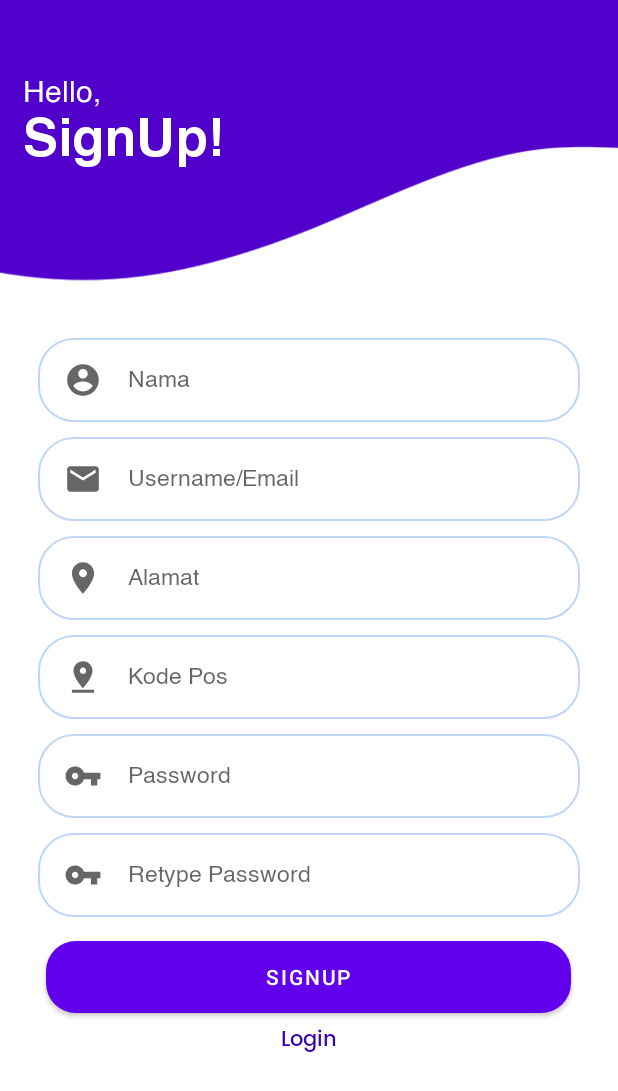
After one commit to mrdyman/smartLocker, an Android app: the RegistrationActivity screen opened directly, with no data from a screen before it, on a phone screen of 412 x 824 dp. The commit adds this screen. Shown: the top 1091 px of the screen. Run offline under Robolectric (Android 15) with nearby library versions, the light colour scheme and no system bars.

Commit message:
add new fonts, login and registration layout

```diff
--- a/app/src/main/AndroidManifest.xml
+++ b/app/src/main/AndroidManifest.xml
@@ -9,6 +9,8 @@
         android:roundIcon="@mipmap/ic_launcher_round"
         android:supportsRtl="true"
         android:theme="@style/Theme.SmartLocker">
+        <activity android:name=".RegistrationActivity"></activity>
+        <activity android:name=".LoginActivity" />
         <activity android:name=".MainActivity">
             <intent-filter>
                 <action android:name="android.intent.action.MAIN" />
--- /dev/null
+++ b/app/src/main/java/com/macca/smartlocker/RegistrationActivity.kt
@@ -0,0 +1,11 @@
+package com.macca.smartlocker
+
+import androidx.appcompat.app.AppCompatActivity
+import android.os.Bundle
+
+class RegistrationActivity : AppCompatActivity() {
+    override fun onCreate(savedInstanceState: Bundle?) {
+        super.onCreate(savedInstanceState)
+        setContentView(R.layout.activity_registration)
+    }
+}
--- /dev/null
+++ b/app/src/main/res/drawable/blue_border_rounded_cornwe.xml
@@ -0,0 +1,6 @@
+<?xml version="1.0" encoding="utf-8"?>
+<shape xmlns:android="http://schemas.android.com/apk/res/android" android:shape="rectangle">
+<solid android:color="#FFFFFF"/>
+<stroke android:color="#c0d6f7" android:width="1.3dp"/>
+<corners android:radius="23dp"/>
+</shape>
--- /dev/null
+++ b/app/src/main/res/drawable/cursor_color.xml
@@ -0,0 +1,5 @@
+<?xml version="1.0" encoding="utf-8"?>
+<shape xmlns:android="http://schemas.android.com/apk/res/android" >
+    <size android:width="2dp" />
+    <solid android:color="#1ea5ff"  />
+</shape>
--- /dev/null
+++ b/app/src/main/res/drawable/ic_email.xml
@@ -0,0 +1,10 @@
+<vector xmlns:android="http://schemas.android.com/apk/res/android"
+    android:width="24dp"
+    android:height="24dp"
+    android:viewportWidth="24"
+    android:viewportHeight="24"
+    android:tint="?attr/colorControlNormal">
+  <path
+      android:fillColor="@android:color/white"
+      android:pathData="M20,4L4,4c-1.1,0 -1.99,0.9 -1.99,2L2,18c0,1.1 0.9,2 2,2h16c1.1,0 2,-0.9 2,-2L22,6c0,-1.1 -0.9,-2 -2,-2zM20,8l-8,5 -8,-5L4,6l8,5 8,-5v2z"/>
+</vector>
--- /dev/null
+++ b/app/src/main/res/drawable/ic_key.xml
@@ -0,0 +1,10 @@
+<vector xmlns:android="http://schemas.android.com/apk/res/android"
+    android:width="24dp"
+    android:height="24dp"
+    android:viewportWidth="24"
+    android:viewportHeight="24"
+    android:tint="?attr/colorControlNormal">
+  <path
+      android:fillColor="@android:color/white"
+      android:pathData="M12.65,10C11.83,7.67 9.61,6 7,6c-3.31,0 -6,2.69 -6,6s2.69,6 6,6c2.61,0 4.83,-1.67 5.65,-4H17v4h4v-4h2v-4H12.65zM7,14c-1.1,0 -2,-0.9 -2,-2s0.9,-2 2,-2 2,0.9 2,2 -0.9,2 -2,2z"/>
+</vector>
--- /dev/null
+++ b/app/src/main/res/drawable/ic_pin_drop.xml
@@ -0,0 +1,10 @@
+<vector xmlns:android="http://schemas.android.com/apk/res/android"
+    android:width="24dp"
+    android:height="24dp"
+    android:viewportWidth="24"
+    android:viewportHeight="24"
+    android:tint="?attr/colorControlNormal">
+  <path
+      android:fillColor="@android:color/white"
+      android:pathData="M18,8c0,-3.31 -2.69,-6 -6,-6S6,4.69 6,8c0,4.5 6,11 6,11s6,-6.5 6,-11zM10,8c0,-1.1 0.9,-2 2,-2s2,0.9 2,2 -0.89,2 -2,2c-1.1,0 -2,-0.9 -2,-2zM5,20v2h14v-2L5,20z"/>
+</vector>
--- a/app/src/main/res/layout/activity_main.xml
+++ b/app/src/main/res/layout/activity_main.xml
@@ -12,6 +12,7 @@
         android:layout_height="wrap_content"
         android:layout_alignParentBottom="true"
         android:background="@color/white"
+        app:labelVisibilityMode="labeled"
         app:menu="@menu/bottom_navigation_menu" />
 
     <LinearLayout
--- /dev/null
+++ b/app/src/main/res/layout/activity_registration.xml
@@ -0,0 +1,286 @@
+<?xml version="1.0" encoding="utf-8"?>
+<LinearLayout
+    xmlns:android="http://schemas.android.com/apk/res/android"
+    xmlns:app="http://schemas.android.com/apk/res-auto"
+    xmlns:tools="http://schemas.android.com/tools"
+    android:layout_width="match_parent"
+    android:layout_height="match_parent"
+    tools:context=".RegistrationActivity"
+    android:orientation="vertical">
+
+
+    <RelativeLayout
+        android:layout_width="match_parent"
+        android:layout_height="wrap_content">
+
+        <ImageView
+            android:layout_width="match_parent"
+            android:layout_height="200dp"
+            android:scaleType="centerCrop"
+            android:src="@drawable/wave" />
+
+        <TextView
+            android:id="@+id/tv_welcome"
+            android:layout_width="wrap_content"
+            android:layout_height="wrap_content"
+            android:layout_marginStart="15dp"
+            android:layout_marginTop="45dp"
+            android:fontFamily="@font/helvetica"
+            android:text="Hello,"
+            android:textColor="@color/white"
+            android:textSize="20sp" />
+
+        <TextView
+            android:id="@+id/tv_login"
+            android:layout_width="wrap_content"
+            android:layout_height="wrap_content"
+            android:layout_below="@+id/tv_welcome"
+            android:layout_marginStart="15dp"
+            android:layout_marginTop="-15dp"
+            android:fontFamily="@font/helveticabold"
+            android:text="SignUp!"
+            android:textColor="@color/white"
+            android:textSize="35sp" />
+
+    </RelativeLayout>
+
+    <RelativeLayout
+        android:layout_width="match_parent"
+        android:layout_height="wrap_content"
+        android:layout_marginStart="25dp"
+        android:layout_marginTop="25dp"
+        android:layout_marginEnd="25dp"
+        android:background="@drawable/blue_border_rounded_cornwe">
+
+
+        <EditText
+            android:id="@+id/et_nama"
+            android:layout_width="match_parent"
+            android:layout_height="wrap_content"
+            android:layout_toEndOf="@+id/ic_nama"
+            android:background="#00FFFFFF"
+            android:fontFamily="@font/helvetica"
+            android:hint="Nama"
+            android:inputType="text"
+            android:maxLength="25"
+            android:maxLines="1"
+            android:paddingStart="17dp"
+            android:paddingTop="15dp"
+            android:paddingBottom="15dp"
+            android:textCursorDrawable="@drawable/cursor_color"
+            android:textSize="15sp" />
+
+        <ImageView
+            android:id="@+id/ic_nama"
+            android:layout_width="25dp"
+            android:layout_height="25dp"
+            android:layout_centerVertical="true"
+            android:layout_marginStart="17dp"
+            android:src="@drawable/ic_user" />
+
+    </RelativeLayout>
+
+    <RelativeLayout
+        android:layout_width="match_parent"
+        android:layout_height="wrap_content"
+        android:layout_marginStart="25dp"
+        android:layout_marginTop="10dp"
+        android:layout_marginEnd="25dp"
+        android:background="@drawable/blue_border_rounded_cornwe">
+
+
+        <EditText
+            android:id="@+id/et_email"
+            android:layout_width="match_parent"
+            android:layout_height="wrap_content"
+            android:layout_toEndOf="@+id/ic_email"
+            android:background="#00FFFFFF"
+            android:fontFamily="@font/helvetica"
+            android:hint="Username/Email"
+            android:inputType="textEmailAddress"
+            android:maxLength="25"
+            android:maxLines="1"
+            android:paddingStart="17dp"
+            android:paddingTop="15dp"
+            android:paddingBottom="15dp"
+            android:textCursorDrawable="@drawable/cursor_color"
+            android:textSize="15sp" />
+
+        <ImageView
+            android:id="@+id/ic_email"
+            android:layout_width="25dp"
+            android:layout_height="25dp"
+            android:layout_centerVertical="true"
+            android:layout_marginStart="17dp"
+            android:src="@drawable/ic_email" />
+
+    </RelativeLayout>
+
+    <RelativeLayout
+        android:layout_width="match_parent"
+        android:layout_height="wrap_content"
+        android:layout_marginStart="25dp"
+        android:layout_marginTop="10dp"
+        android:layout_marginEnd="25dp"
+        android:background="@drawable/blue_border_rounded_cornwe">
+
+
+        <EditText
+            android:id="@+id/et_alamat"
+            android:layout_width="match_parent"
+            android:layout_height="wrap_content"
+            android:layout_toEndOf="@+id/ic_alamat"
+            android:background="#00FFFFFF"
+            android:fontFamily="@font/helvetica"
+            android:hint="Alamat"
+            android:inputType="text"
+            android:maxLength="25"
+            android:maxLines="1"
+            android:paddingStart="17dp"
+            android:paddingTop="15dp"
+            android:paddingBottom="15dp"
+            android:textCursorDrawable="@drawable/cursor_color"
+            android:textSize="15sp" />
+
+        <ImageView
+            android:id="@+id/ic_alamat"
+            android:layout_width="25dp"
+            android:layout_height="25dp"
+            android:layout_centerVertical="true"
+            android:layout_marginStart="17dp"
+            android:src="@drawable/ic_location" />
+
+    </RelativeLayout>
+
+    <RelativeLayout
+        android:layout_width="match_parent"
+        android:layout_height="wrap_content"
+        android:layout_marginStart="25dp"
+        android:layout_marginTop="10dp"
+        android:layout_marginEnd="25dp"
+        android:background="@drawable/blue_border_rounded_cornwe">
+
+
+        <EditText
+            android:id="@+id/et_kode_pos"
+            android:layout_width="match_parent"
+            android:layout_height="wrap_content"
+            android:layout_toEndOf="@+id/ic_kode_pos"
+            android:background="#00FFFFFF"
+            android:fontFamily="@font/helvetica"
+            android:hint="Kode Pos"
+            android:inputType="number"
+            android:maxLength="25"
+            android:maxLines="1"
+            android:paddingStart="17dp"
+            android:paddingTop="15dp"
+            android:paddingBottom="15dp"
+            android:textCursorDrawable="@drawable/cursor_color"
+            android:textSize="15sp" />
+
+        <ImageView
+            android:id="@+id/ic_kode_pos"
+            android:layout_width="25dp"
+            android:layout_height="25dp"
+            android:layout_centerVertical="true"
+            android:layout_marginStart="17dp"
+            android:src="@drawable/ic_pin_drop" />
+
+    </RelativeLayout>
+
+    <RelativeLayout
+        android:layout_width="match_parent"
+        android:layout_height="wrap_content"
+        android:layout_marginStart="25dp"
+        android:layout_marginTop="10dp"
+        android:layout_marginEnd="25dp"
+        android:background="@drawable/blue_border_rounded_cornwe">
+
+
+        <EditText
+            android:id="@+id/et_pass"
+            android:layout_width="match_parent"
+            android:layout_height="wrap_content"
+            android:layout_toEndOf="@+id/ic_pass"
+            android:background="#00FFFFFF"
+            android:fontFamily="@font/helvetica"
+            android:hint="Password"
+            android:inputType="textPassword"
+            android:maxLength="25"
+            android:maxLines="1"
+            android:paddingStart="17dp"
+            android:paddingTop="15dp"
+            android:paddingBottom="15dp"
+            android:textCursorDrawable="@drawable/cursor_color"
+            android:textSize="15sp" />
+
+        <ImageView
+            android:id="@+id/ic_pass"
+            android:layout_width="25dp"
+            android:layout_height="25dp"
+            android:layout_centerVertical="true"
+            android:layout_marginStart="17dp"
+            android:src="@drawable/ic_key" />
+
+    </RelativeLayout>
+
+    <RelativeLayout
+        android:layout_width="match_parent"
+        android:layout_height="wrap_content"
+        android:layout_marginStart="25dp"
+        android:layout_marginTop="10dp"
+        android:layout_marginEnd="25dp"
+        android:background="@drawable/blue_border_rounded_cornwe">
+
+
+        <EditText
+            android:id="@+id/et_pass1"
+            android:layout_width="match_parent"
+            android:layout_height="wrap_content"
+            android:layout_toEndOf="@+id/ic_pass1"
+            android:background="#00FFFFFF"
+            android:fontFamily="@font/helvetica"
+            android:hint="Retype Password"
+            android:inputType="textPassword"
+            android:maxLength="25"
+            android:maxLines="1"
+            android:paddingStart="17dp"
+            android:paddingTop="15dp"
+            android:paddingBottom="15dp"
+            android:textCursorDrawable="@drawable/cursor_color"
+            android:textSize="15sp" />
+
+        <ImageView
+            android:id="@+id/ic_pass1"
+            android:layout_width="25dp"
+            android:layout_height="25dp"
+            android:layout_centerVertical="true"
+            android:layout_marginStart="17dp"
+            android:src="@drawable/ic_key" />
+
+    </RelativeLayout>
+
+    <com.google.android.material.button.MaterialButton
+        android:layout_marginTop="10dp"
+        android:id="@+id/btn_login"
+        android:layout_width="350dp"
+        android:layout_height="60dp"
+        android:layout_gravity="center"
+        android:text="Signup"
+        app:cornerRadius="20dp" />
+
+    <LinearLayout
+        android:layout_width="match_parent"
+        android:layout_height="wrap_content"
+        android:gravity="center">
+
+        <TextView
+            android:layout_width="wrap_content"
+            android:layout_height="wrap_content"
+            android:fontFamily="@font/poppins_medium"
+            android:text="Login"
+            android:textColor="@color/purple_700" />
+
+    </LinearLayout>
+
+</LinearLayout>
--- a/app/src/main/res/values/colors.xml
+++ b/app/src/main/res/values/colors.xml
@@ -1,6 +1,7 @@
 <?xml version="1.0" encoding="utf-8"?>
 <resources>
     <color name="purple_200">#FFBB86FC</color>
+<!--    <color name="purple_500">#FFFFFF</color>-->
     <color name="purple_500">#FF6200EE</color>
     <color name="purple_700">#FF3700B3</color>
     <color name="teal_200">#FF03DAC5</color>
```
Also changed, not shown: app/src/main/java/com/macca/smartlocker/LoginActivity.kt (added, +11 -0 lines), app/src/main/res/layout/activity_login.xml (added, +150 -0 lines), app/src/main/res/layout/fragment_profile.xml (+14 -7 lines), app/src/main/res/drawable/wave.png (added), app/src/main/res/font/poppins_medium.ttf (added), app/src/main/res/font/poppins_regular.ttf (added).
